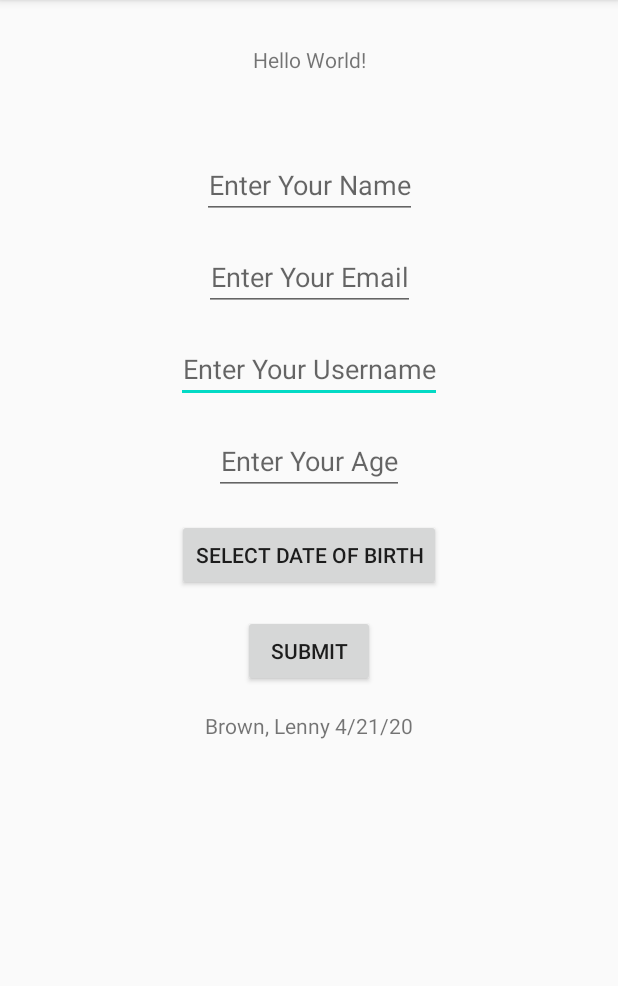
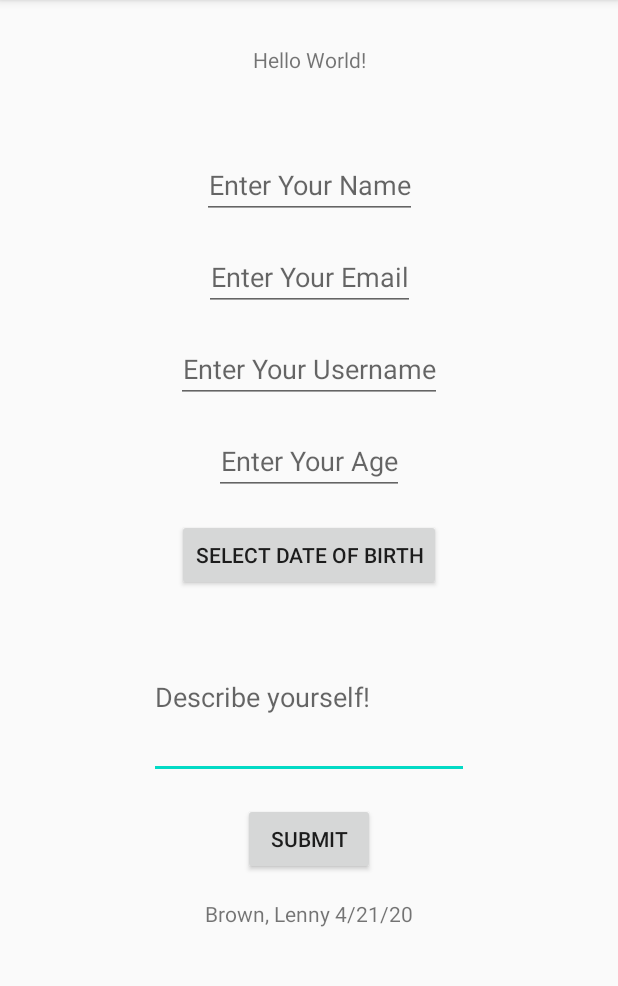
Before and after one commit to lbrown51/Dating-App-Mobile, an Android app: the screen it shows after launch (MainActivity), on a phone screen of 412 x 824 dp, the part 84-1070 px from its top. Run offline under Robolectric (Android 15) with nearby library versions, the phone set to English and light mode, and no system bars.

Commit message:
Built profile layout (but no info) and added description editor

```diff
--- a/app/src/main/res/layout/activity_main.xml
+++ b/app/src/main/res/layout/activity_main.xml
@@ -19,13 +19,9 @@
             android:layout_width="wrap_content"
             android:layout_height="wrap_content"
             android:text="@string/hello_world"
-            app:layout_constraintBottom_toBottomOf="parent"
             app:layout_constraintEnd_toEndOf="parent"
-            app:layout_constraintLeft_toLeftOf="parent"
-            app:layout_constraintRight_toRightOf="parent"
             app:layout_constraintStart_toStartOf="parent"
-            app:layout_constraintTop_toTopOf="parent"
-            app:layout_constraintVertical_bias="0.0" />
+            app:layout_constraintTop_toTopOf="parent"/>
 
         <TextView
             android:id="@+id/signup_problem_text"
@@ -100,6 +96,23 @@
             app:layout_constraintTop_toBottomOf="@+id/age_edit_text"
             android:onClick="showDateOfBirthPickerDialog" />
 
+        <EditText
+            android:id="@+id/description_text"
+            android:layout_width="wrap_content"
+            android:layout_height="wrap_content"
+            android:layout_marginTop="@dimen/item_spacing"
+            android:ems="10"
+            android:lines="6"
+            android:minLines="4"
+            android:maxLines="10"
+            android:scrollbars="vertical"
+            android:autofillHints="@string/describe_yourself"
+            android:hint="@string/describe_yourself"
+            android:inputType="textMultiLine"
+            app:layout_constraintStart_toStartOf="parent"
+            app:layout_constraintEnd_toEndOf="parent"
+            app:layout_constraintTop_toBottomOf="@id/date_of_birth_btn"/>
+
         <Button
             android:id="@+id/submit_profile_btn"
             android:layout_width="wrap_content"
@@ -109,7 +122,7 @@
             android:text="@string/submit_text"
             app:layout_constraintEnd_toEndOf="parent"
             app:layout_constraintStart_toStartOf="parent"
-            app:layout_constraintTop_toBottomOf="@+id/date_of_birth_btn" />
+            app:layout_constraintTop_toBottomOf="@+id/description_text" />
 
         <TextView
             android:id="@+id/name_date"
--- a/app/src/main/res/values/colors.xml
+++ b/app/src/main/res/values/colors.xml
@@ -4,4 +4,5 @@
     <color name="colorPrimaryDark">#3700B3</color>
     <color name="colorAccent">#03DAC5</color>
     <color name="grey">#8e8c8c</color>
+    <color name="black">#565656</color>
 </resources>
--- a/app/src/main/res/values/dimens.xml
+++ b/app/src/main/res/values/dimens.xml
@@ -1,7 +1,8 @@
 <?xml version="1.0" encoding="utf-8"?>
 <resources>
     <dimen name="item_spacing">16dp</dimen>
-    <dimen name="signup_text_margin_top">120dp</dimen>
+    <dimen name="profile_text_margin_top">20dp</dimen>
     <dimen name="thanks_text_size">30sp</dimen>
     <dimen name="main_layout_padding">30dp</dimen>
+    <dimen name="divider_spacing">4dp</dimen>
 </resources>
--- a/app/src/main/res/values/strings.xml
+++ b/app/src/main/res/values/strings.xml
@@ -21,4 +21,6 @@
     <string name="no_username_entered">You didn\'t enter a username!</string>
     <string name="no_age_entered">You didn\'t enter an age!</string>
     <string name="email_not_valid">You did not enter a valid email!</string>
+    <string name="fae_picture_description">A picture of Fae the cat</string>
+    <string name="describe_yourself">Describe yourself!</string>
 </resources>
```
Also changed, not shown: app/src/main/java/com/ad340/datingapp/ProfileActivity.kt (+5 -8 lines), app/src/main/res/layout/activity_profile.xml (+53 -9 lines), 2 other files.
